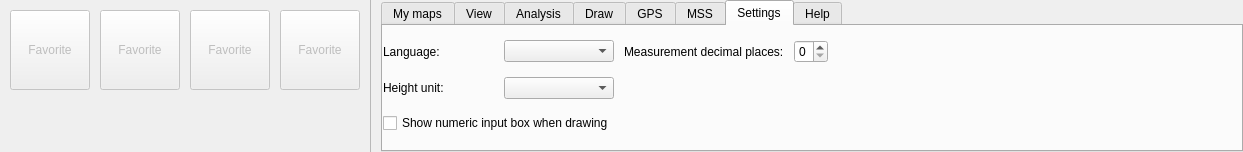
Old version of the form src/ui/qgsribbontopwidget.ui in the repository kadas-albireo/kadas-albireo.
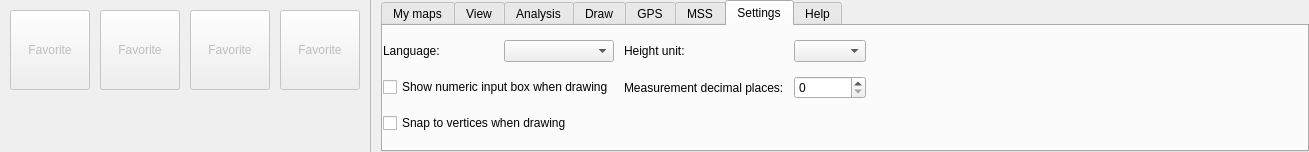
New version of the form. The open tabs and pages were chosen to show the change. Icons and pictures are not drawn. Custom widgets are drawn as their Qt base class.

Commit message: Add option to toggle snapping when drawing

```diff
--- a/src/ui/qgsribbontopwidget.ui
+++ b/src/ui/qgsribbontopwidget.ui
@@ -6,7 +6,7 @@
    <rect>
     <x>0</x>
     <y>0</y>
-    <width>1081</width>
+    <width>1309</width>
     <height>152</height>
    </rect>
   </property>
@@ -1939,11 +1939,11 @@
            <number>10</number>
           </property>
           <item>
-           <layout class="QGridLayout" name="mGridLayoutSettings">
-            <item row="3" column="0" colspan="2">
-             <widget class="QCheckBox" name="mNumericInputCheckbox">
+           <layout class="QGridLayout" name="gridLayout_7">
+            <item row="0" column="5">
+             <widget class="QLabel" name="mLabelHeightUnit">
               <property name="text">
-               <string>Show numeric input box when drawing</string>
+               <string>Height unit:</string>
               </property>
              </widget>
             </item>
@@ -1957,30 +1957,37 @@
               </property>
              </widget>
             </item>
-            <item row="1" column="0">
-             <widget class="QLabel" name="mLabelHeightUnit">
-              <property name="text">
-               <string>Height unit:</string>
-              </property>
-             </widget>
-            </item>
-            <item row="0" column="2">
+            <item row="1" column="5">
              <widget class="QLabel" name="mLabelDecimalPlaces">
               <property name="text">
                <string>Measurement decimal places:</string>
               </property>
              </widget>
             </item>
-            <item row="1" column="1">
+            <item row="0" column="7">
              <widget class="QComboBox" name="mHeightUnitCombo"/>
             </item>
-            <item row="0" column="3">
+            <item row="1" column="7">
              <widget class="QSpinBox" name="mSpinBoxDecimalPlaces">
               <property name="maximum">
                <number>4</number>
               </property>
              </widget>
             </item>
+            <item row="1" column="0" colspan="2">
+             <widget class="QCheckBox" name="mNumericInputCheckbox">
+              <property name="text">
+               <string>Show numeric input box when drawing</string>
+              </property>
+             </widget>
+            </item>
+            <item row="2" column="0" colspan="2">
+             <widget class="QCheckBox" name="mSnappingCheckbox">
+              <property name="text">
+               <string>Snap to vertices when drawing</string>
+              </property>
+             </widget>
+            </item>
            </layout>
           </item>
           <item>
```
Left out of the diff: 3 changed lines with no effect on the pictures. The commit also changes 5 other files.
